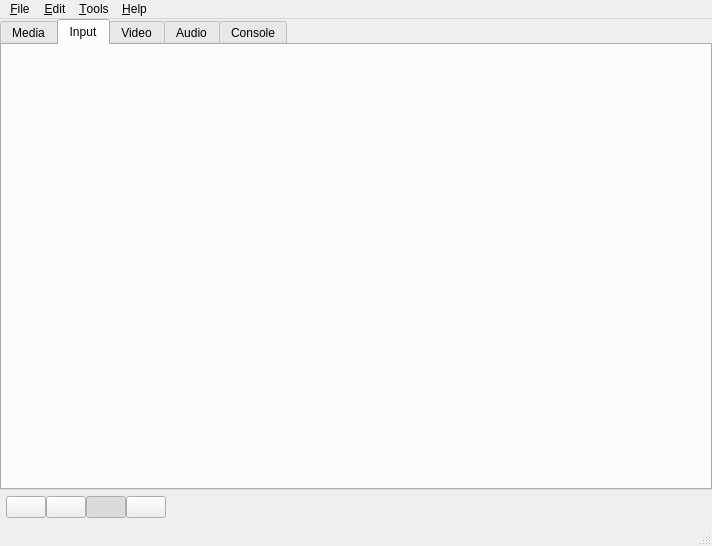
First picture: the form in main.ui, repository openMSX/catapult, before the edit.
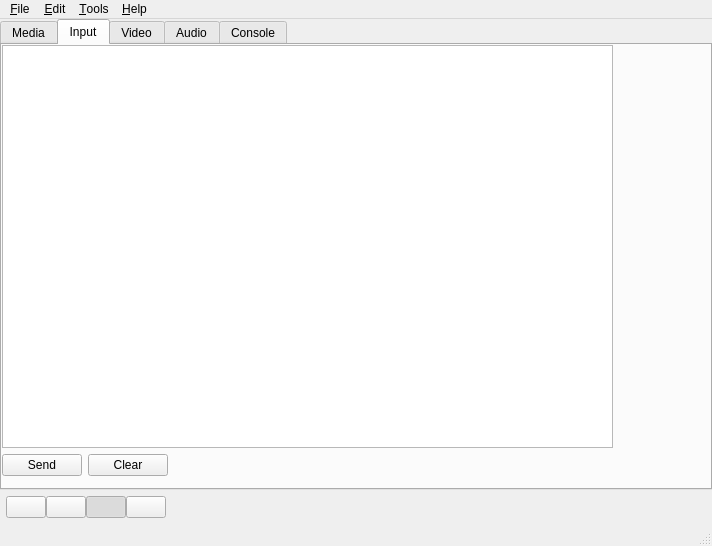
Second picture: the form after the edit. The open tabs and pages were chosen to show the change. Icons and pictures are not drawn.

Commit message: Added openMSX text input buttons and field

What changed in the file:
```diff
--- a/main.ui
+++ b/main.ui
@@ -5,7 +5,7 @@
    <rect>
     <x>0</x>
     <y>0</y>
-    <width>625</width>
+    <width>622</width>
     <height>546</height>
    </rect>
   </property>
@@ -1164,6 +1164,52 @@
        <attribute name="title" >
         <string>Input</string>
        </attribute>
+       <widget class="QWidget" name="" >
+        <property name="geometry" >
+         <rect>
+          <x>0</x>
+          <y>0</y>
+          <width>611</width>
+          <height>431</height>
+         </rect>
+        </property>
+        <layout class="QVBoxLayout" >
+         <item>
+          <widget class="QTextEdit" name="inputText" />
+         </item>
+         <item>
+          <layout class="QHBoxLayout" >
+           <item>
+            <widget class="QPushButton" name="sendButton" >
+             <property name="text" >
+              <string>Send</string>
+             </property>
+            </widget>
+           </item>
+           <item>
+            <widget class="QPushButton" name="clearButton" >
+             <property name="text" >
+              <string>Clear</string>
+             </property>
+            </widget>
+           </item>
+           <item>
+            <spacer>
+             <property name="orientation" >
+              <enum>Qt::Horizontal</enum>
+             </property>
+             <property name="sizeHint" >
+              <size>
+               <width>431</width>
+               <height>20</height>
+              </size>
+             </property>
+            </spacer>
+           </item>
+          </layout>
+         </item>
+        </layout>
+       </widget>
       </widget>
       <widget class="QWidget" name="videoTab" >
        <attribute name="title" >
```
Left out of the diff: 2 changed lines with no effect on the pictures.
